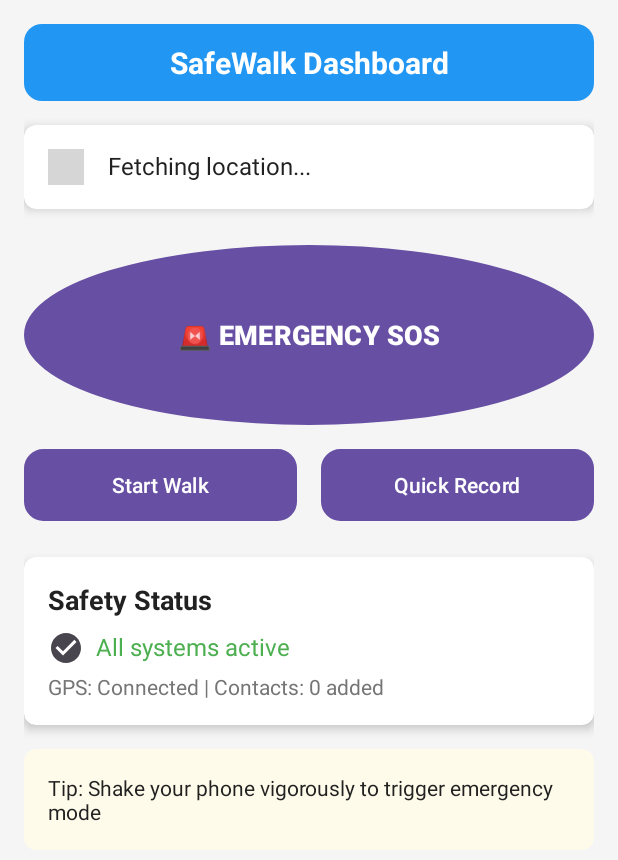
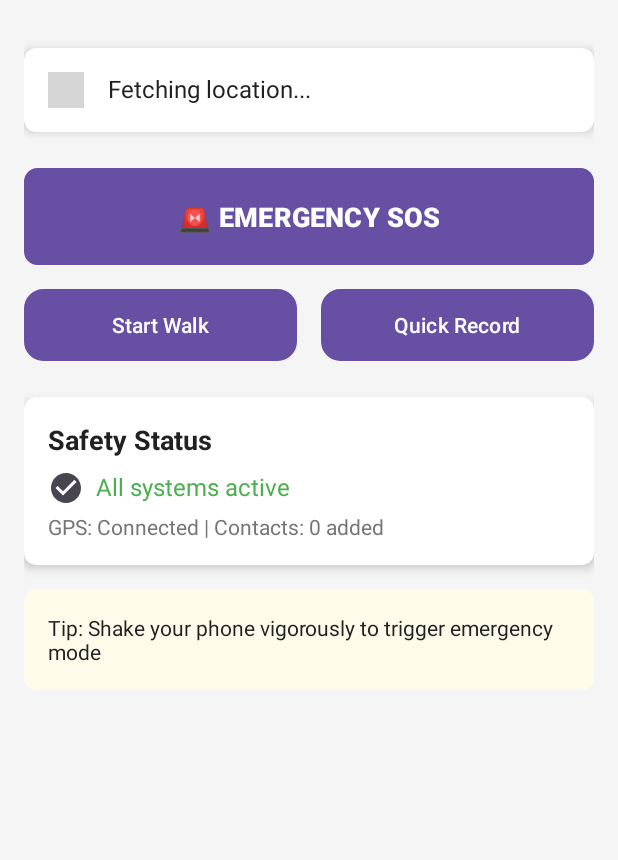
Before and after one commit to Mrghost077/SafeWalk, an Android app: the layout fragment_home.xml on its own in the app's theme, with its tools: preview values and no code run, on a phone screen of 412 x 824 dp. Shown: the top 860 px of the screen. Run offline under Robolectric (Android 15) with nearby library versions, the phone set to English and light mode, and no system bars; grey boxes are pictures that could not be loaded.

Commit message:
fixed dashboard issues

```diff
--- a/app/src/main/res/drawable/button_sos.xml
+++ b/app/src/main/res/drawable/button_sos.xml
@@ -1,11 +1,9 @@
 <?xml version="1.0" encoding="utf-8"?>
 <shape xmlns:android="http://schemas.android.com/apk/res/android"
-    android:shape="oval">
+    android:shape="rectangle">
     <solid android:color="@color/error_color"/>
-    <size
-        android:width="120dp"
-        android:height="120dp"/>
+    <corners android:radius="8dp"/>
     <stroke
-        android:width="4dp"
-        android:color="@color/white"/>
+        android:width="2dp"
+        android:color="@color/error_color"/>
 </shape>
--- a/app/src/main/res/layout/fragment_home.xml
+++ b/app/src/main/res/layout/fragment_home.xml
@@ -12,18 +12,6 @@
         android:layout_height="wrap_content"
         android:orientation="vertical"
         android:padding="16dp">
-
-        <TextView
-            android:id="@+id/tvDashboardTitle"
-            android:layout_width="match_parent"
-            android:layout_height="wrap_content"
-            android:background="@drawable/button_primary"
-            android:gravity="center"
-            android:padding="12dp"
-            android:text="SafeWalk Dashboard"
-            android:textColor="@color/white"
-            android:textSize="20sp"
-            android:textStyle="bold" />
 
         <androidx.cardview.widget.CardView
             android:layout_width="match_parent"
@@ -65,7 +53,8 @@
             android:text="🚨 EMERGENCY SOS"
             android:textColor="@color/white"
             android:textSize="18sp"
-            android:textStyle="bold" />
+            android:textStyle="bold"
+            android:padding="16dp" />
 
         <LinearLayout
             android:layout_width="match_parent"
```
Also changed, not shown: app/src/main/java/com/s23010162/safewalk/HomeFragment.java (+106 -11 lines).
